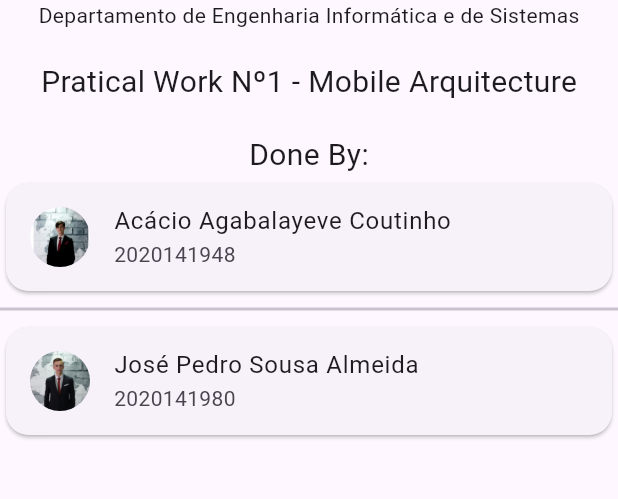
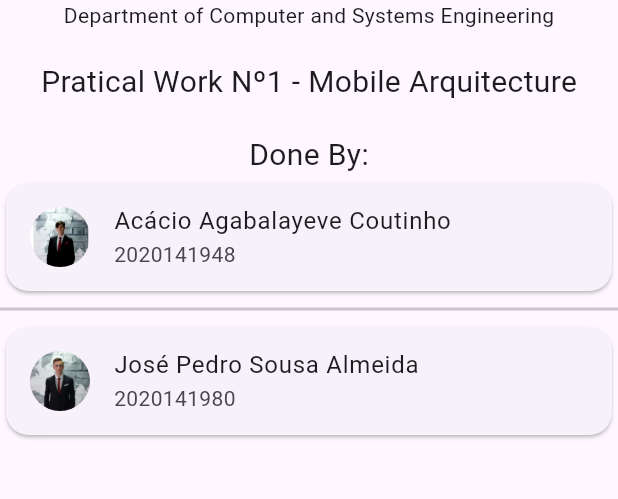
Before and after one commit to PedroAlmeida88/TouristGuideAppFlutter, a Flutter app: the CreditsScreen screen opened by its route, on a phone screen of 412 x 824 dp, the part 264-763 px from its top. Run offline on Flutter 3.47's test engine with Material 3 defaults, Android fonts, the phone set to English and light mode, and no system bars; our stand-ins replace cloud_firestore, firebase_core, flutter_map, latlong2, location, shared_preferences; accounts and stored records are empty.

Commit message:
credits fix

```diff
--- a/lib/screens/credits_screen.dart
+++ b/lib/screens/credits_screen.dart
@@ -34,7 +34,7 @@ class _CreditsScreenState extends State<CreditsScreen> {
           mainAxisAlignment: MainAxisAlignment.start  ,
           children: [
             SizedBox(height:120, child: Image.asset("images/isec_logo.png")),
-            const Text('Departamento de Engenharia Informática e de Sistemas'),
+            const Text('Department of Computer and Systems Engineering'),
             const SizedBox(height: 20),
             const Text('Pratical Work Nº1 - Mobile Arquitecture',style: TextStyle(fontSize: 20),),
             const SizedBox(height: 20),
@@ -58,12 +58,6 @@ class _CreditsScreenState extends State<CreditsScreen> {
                 ),
               ),
             )
-
-            /*
-            ElevatedButton(
-                onPressed: () { Navigator.pop(context, _counter * 2); },
-                child: const Text('Return'))
-            */
           ],
         ),
       ),
```
